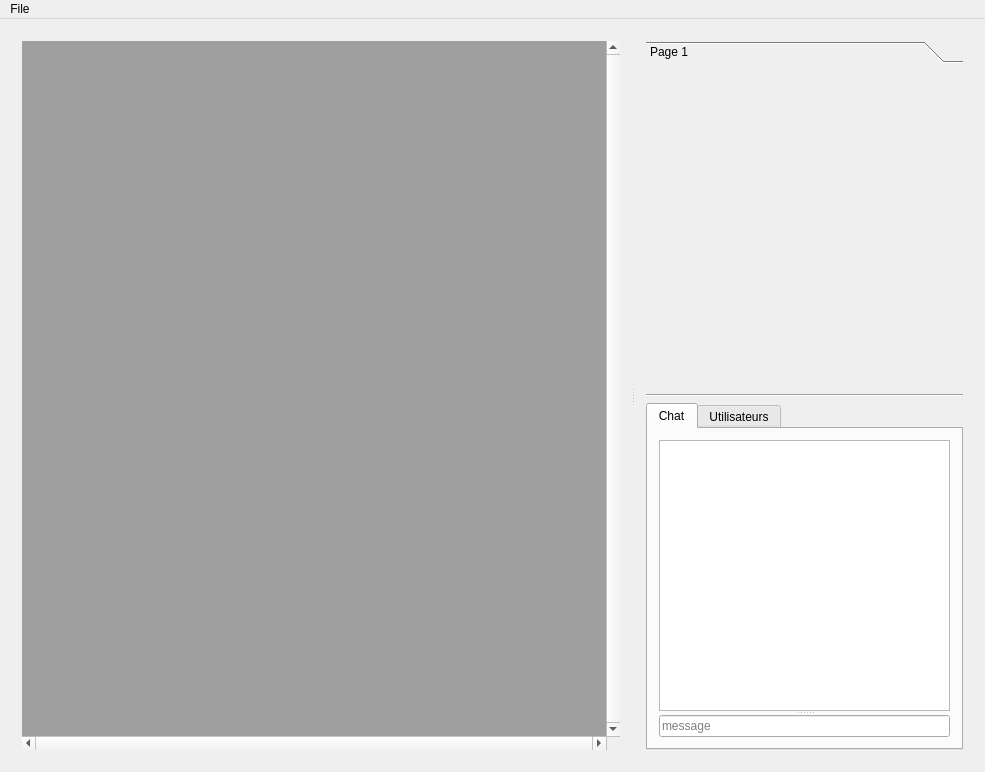
Nepta/nixjdr, file src/mainwindow.ui: the form before one commit.
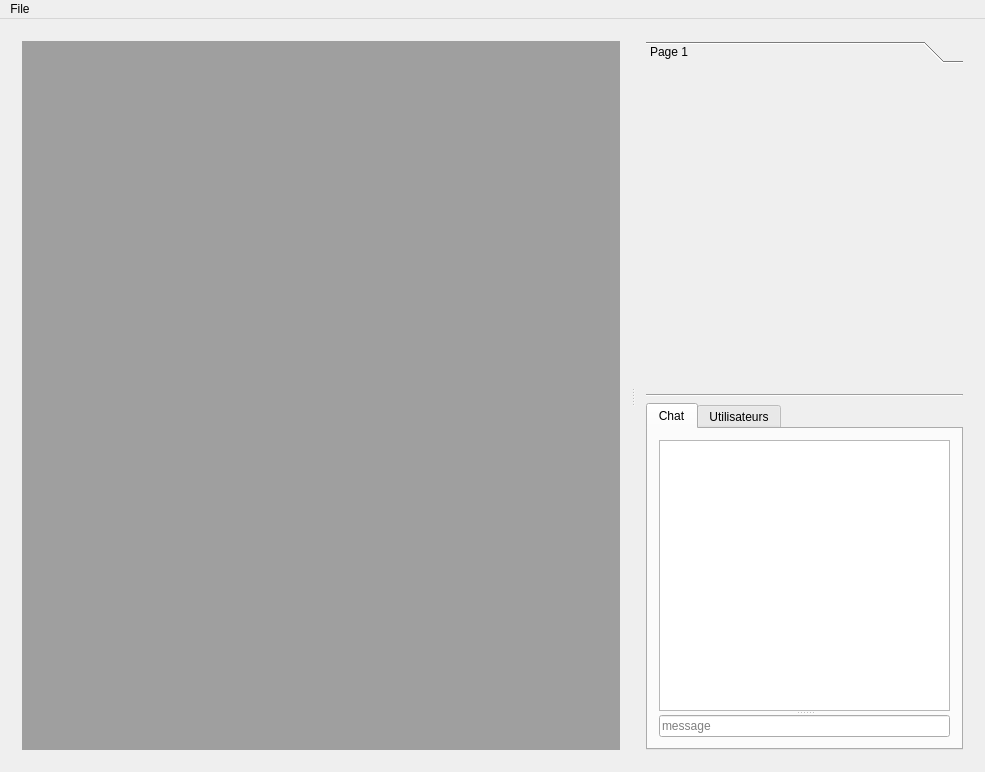
The form after the commit.

Commit message: scroll problem workaround + less ugly subwindow movement

The edit to the form file:
```diff
--- a/src/mainwindow.ui
+++ b/src/mainwindow.ui
@@ -31,10 +31,10 @@
            </sizepolicy>
           </property>
           <property name="verticalScrollBarPolicy">
-           <enum>Qt::ScrollBarAlwaysOn</enum>
+           <enum>Qt::ScrollBarAlwaysOff</enum>
           </property>
           <property name="horizontalScrollBarPolicy">
-           <enum>Qt::ScrollBarAlwaysOn</enum>
+           <enum>Qt::ScrollBarAlwaysOff</enum>
           </property>
           <property name="sizeAdjustPolicy">
            <enum>QAbstractScrollArea::AdjustIgnored</enum>
```
Left out of the diff: 4 changed lines with no effect on the pictures. The commit also changes 6 other files.
